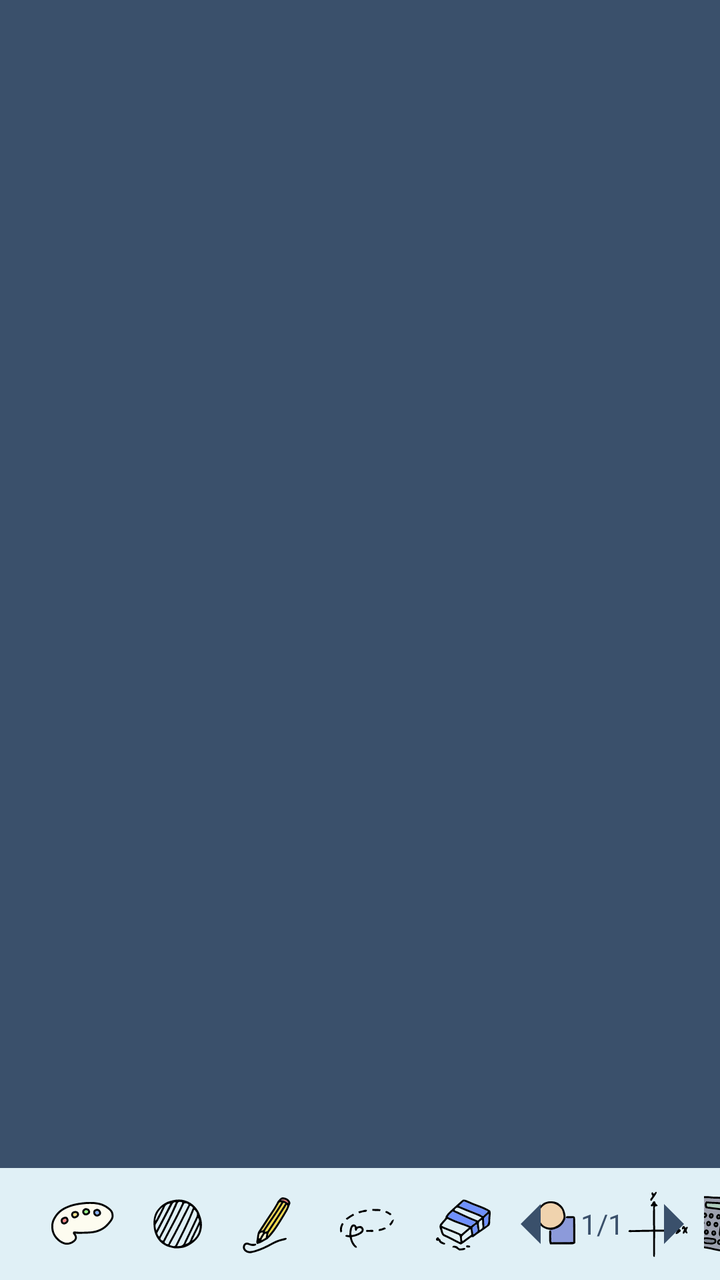
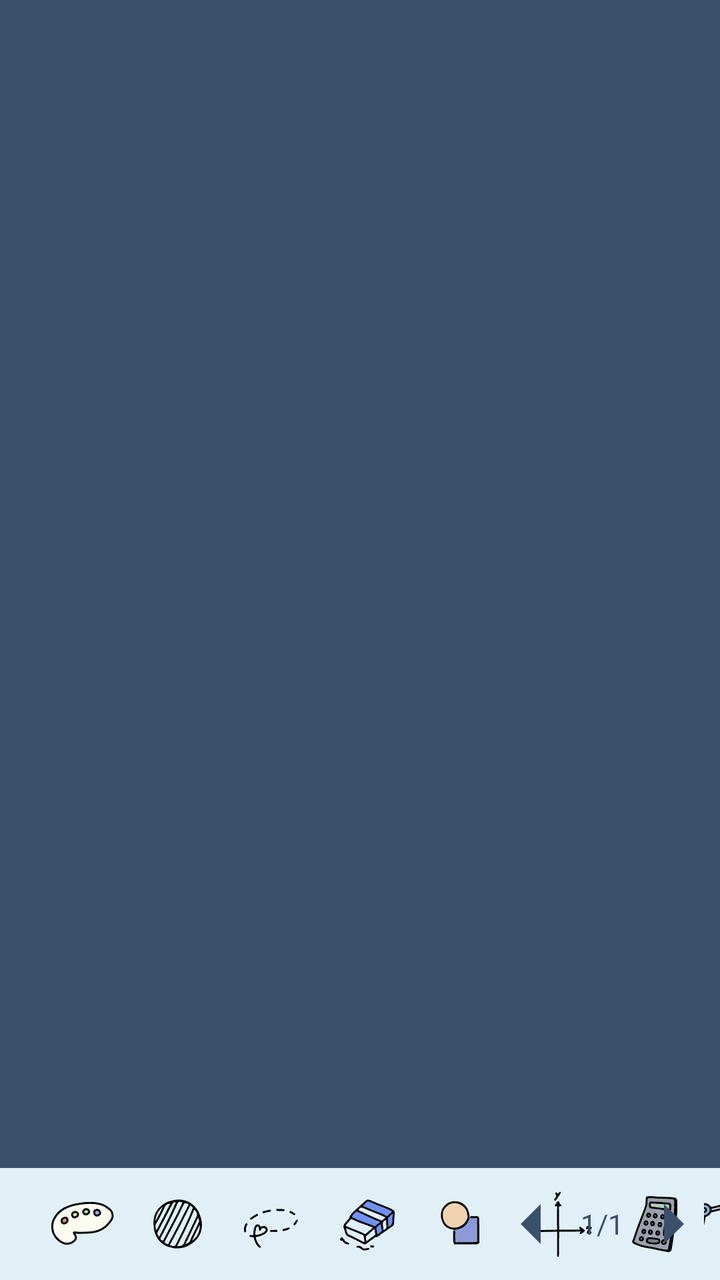

Two renders of the same Android screen: before a commit and after it. Below are the layout's source before the change and the commit's diff.
<!-- AndroidManifest.xml: application theme Theme.Whiteboard -->
<!-- res/layout/activity_main.xml -->
<?xml version="1.0" encoding="utf-8"?>
<LinearLayout xmlns:android="http://schemas.android.com/apk/res/android"
    xmlns:app="http://schemas.android.com/apk/res-auto"
    android:orientation="vertical"
    android:layout_width="match_parent"
    android:layout_height="match_parent">

    
    <androidx.constraintlayout.widget.ConstraintLayout
        android:id="@+id/workspace_row"
        android:layout_width="match_parent"
        android:layout_height="0dp"
        android:layout_weight="1"
        android:background="#3A506B"
        xmlns:app="http://schemas.android.com/apk/res-auto">

        
        <FrameLayout
            android:id="@+id/drawing_container"
            android:layout_width="0dp"
            android:layout_height="0dp"
            android:background="@android:color/transparent"
            app:layout_constraintTop_toTopOf="parent"
            app:layout_constraintBottom_toBottomOf="parent"
            app:layout_constraintStart_toStartOf="parent"
            app:layout_constraintEnd_toStartOf="@+id/desmos_card"
            app:layout_constraintHorizontal_weight="1" />

        
        <androidx.cardview.widget.CardView
            android:id="@+id/desmos_card"
            android:layout_width="0dp"
            android:layout_height="0dp"
            android:visibility="gone"
            app:cardCornerRadius="20dp"
            app:cardUseCompatPadding="true"
            app:cardElevation="8dp"
            app:layout_constraintTop_toTopOf="parent"
            app:layout_constraintBottom_toBottomOf="@id/drawing_container"
            app:layout_constraintStart_toEndOf="@id/drawing_container"
            app:layout_constraintEnd_toEndOf="parent"
            app:layout_constraintHorizontal_weight="1"
            app:layout_constraintDimensionRatio="W,1:1">

            <WebView
                android:id="@+id/desmos_webview"
                android:layout_width="match_parent"
                android:layout_height="match_parent"
                android:background="@android:color/transparent" />
        </androidx.cardview.widget.CardView>
    </androidx.constraintlayout.widget.ConstraintLayout>

    
    <androidx.appcompat.widget.Toolbar
        android:id="@+id/toolbar"
        android:layout_width="match_parent"
        android:layout_height="?attr/actionBarSize"
        android:background="#E0F0F6"
        android:theme="@style/ThemeOverlay.AppCompat.Light">

        <RelativeLayout
            android:layout_width="match_parent"
            android:layout_height="match_parent">
            
            <LinearLayout
                android:id="@+id/toolbar_center_group"
                android:layout_width="wrap_content"
                android:layout_height="match_parent"
                android:gravity="center"
                android:orientation="horizontal"
                android:layout_centerInParent="true">

                <ImageButton
                    android:id="@+id/btn_color"
                    android:layout_width="wrap_content"
                    android:layout_height="wrap_content"
                    android:src="@drawable/ic_color"
                    android:background="?attr/selectableItemBackgroundBorderless"
                    android:contentDescription="@string/ic_palette"
                    />

                <ImageButton
                    android:id="@+id/btn_stroke_width"
                    android:layout_width="wrap_content"
                    android:layout_height="wrap_content"
                    android:src="@drawable/ic_stroke_width"
                    android:background="?attr/selectableItemBackgroundBorderless"
                    />

                <ImageButton
                    android:id="@+id/btn_draw"
                    android:layout_width="wrap_content"
                    android:layout_height="wrap_content"
                    android:src="@drawable/ic_draw"
                    android:background="?attr/selectableItemBackgroundBorderless"
                    android:contentDescription="@string/draw"
                     />

                <ImageButton
                    android:id="@+id/btn_select"
                    android:layout_width="wrap_content"
                    android:layout_height="wrap_content"
                    android:src="@drawable/ic_select"
                    android:background="?attr/selectableItemBackgroundBorderless"
                    android:contentDescription="@string/select"
                    />

                <ImageButton
                    android:id="@+id/btn_delete"
                    android:layout_width="wrap_content"
                    android:layout_height="wrap_content"
                    android:src="@drawable/ic_delete"
                    android:background="?attr/selectableItemBackgroundBorderless"
                    android:contentDescription="@string/delete_selected"
                    />

                <ImageButton
                    android:id="@+id/btn_shape"
                    android:layout_width="wrap_content"
                    android:layout_height="wrap_content"
                    android:src="@drawable/ic_shape"
                    android:background="?attr/selectableItemBackgroundBorderless"
                    android:contentDescription="@string/shape"
                    />

                <ImageButton
                    android:id="@+id/btn_desmos"
                    android:layout_width="wrap_content"
                    android:layout_height="wrap_content"
                    android:src="@drawable/ic_desmos"
                    android:background="?attr/selectableItemBackgroundBorderless"
                    android:contentDescription="@string/desmos"
                    />

                <ImageButton
                    android:id="@+id/btn_math"
                    android:layout_width="wrap_content"
                    android:layout_height="wrap_content"
                    android:src="@drawable/ic_math"
                    android:background="?attr/selectableItemBackgroundBorderless"
                    android:contentDescription="@string/desmos"
                    />

                <ImageButton
                    android:id="@+id/btn_send"
                    android:layout_width="wrap_content"
                    android:layout_height="wrap_content"
                    android:src="@drawable/ic_send"
                    android:background="?attr/selectableItemBackgroundBorderless"
                    android:contentDescription="@string/desmos"
                    />

                <ImageButton
                    android:id="@+id/btn_undo"
                    android:layout_width="wrap_content"
                    android:layout_height="wrap_content"
                    android:src="@drawable/ic_undo"
                    android:background="?attr/selectableItemBackgroundBorderless"
                    android:contentDescription="@string/desmos"
                    />

                <ImageButton
                    android:id="@+id/btn_redo"
                    android:layout_width="wrap_content"
                    android:layout_height="wrap_content"
                    android:src="@drawable/ic_redo"
                    android:background="?attr/selectableItemBackgroundBorderless"
                    android:contentDescription="@string/desmos"
                    />
            </LinearLayout>

            
            <LinearLayout
                android:layout_width="wrap_content"
                android:layout_height="match_parent"
                android:orientation="horizontal"
                android:gravity="center_vertical"
                android:layout_alignParentEnd="true"
                android:layout_centerVertical="true">

                <ImageButton
                    android:id="@+id/btn_prev_page"
                    android:layout_width="wrap_content"
                    android:layout_height="wrap_content"
                    android:src="@drawable/ic_arrow_left"
                    android:background="?attr/selectableItemBackgroundBorderless"
                    android:contentDescription="@string/previous_page"
                    />

                <TextView
                    android:id="@+id/tv_page_number"
                    android:layout_width="wrap_content"
                    android:layout_height="wrap_content"
                    android:text="1/1"
                    android:textColor="#3A506B"
                    />

                <ImageButton
                    android:id="@+id/btn_next_page"
                    android:layout_width="wrap_content"
                    android:layout_height="wrap_content"
                    android:src="@drawable/ic_arrow_right"
                    android:background="?attr/selectableItemBackgroundBorderless"
                    android:contentDescription="@string/next_page"
                    />
            </LinearLayout>

        </RelativeLayout>
    </androidx.appcompat.widget.Toolbar>

</LinearLayout>
<!-- resources referenced by this layout -->
<resources>
  <!-- drawable ic_arrow_left (drawable) -->
  <?xml version="1.0" encoding="utf-8"?>
  <vector xmlns:android="http://schemas.android.com/apk/res/android"
      android:width="48dp"
      android:height="48dp"
      android:viewportWidth="960"
      android:viewportHeight="960">
      <path
          android:pathData="M560,680 L360,480l200,-200v400Z"
          android:fillColor="#3A506B"/>
  </vector>
  <!-- drawable ic_arrow_right (drawable) -->
  <vector xmlns:android="http://schemas.android.com/apk/res/android" android:height="48dp" android:viewportHeight="960" android:viewportWidth="960" android:width="48dp">
        
      <path android:fillColor="#3A506B" android:pathData="M400,680v-400l200,200 -200,200Z"/>
      
  </vector>
  <!-- drawable ic_color: vector/xml drawable (drawable, 22868 chars, omitted) -->
  <!-- drawable ic_delete: vector/xml drawable (drawable, 18553 chars, omitted) -->
  <!-- drawable ic_desmos: vector/xml drawable (drawable, 6209 chars, omitted) -->
  <!-- drawable ic_draw: vector/xml drawable (drawable, 8120 chars, omitted) -->
  <!-- drawable ic_math: vector/xml drawable (drawable, 46912 chars, omitted) -->
  <!-- drawable ic_redo: vector/xml drawable (drawable, 10288 chars, omitted) -->
  <!-- drawable ic_select: vector/xml drawable (drawable, 5344 chars, omitted) -->
  <!-- drawable ic_send: vector/xml drawable (drawable, 20490 chars, omitted) -->
  <!-- drawable ic_shape: vector/xml drawable (drawable, 12032 chars, omitted) -->
  <!-- drawable ic_stroke_width: vector/xml drawable (drawable, 4829 chars, omitted) -->
  <!-- drawable ic_undo: vector/xml drawable (drawable, 10255 chars, omitted) -->
  <string name="delete_selected">Delete Selected</string>
  <string name="desmos" />
  <string name="draw">Draw</string>
  <string name="ic_palette" />
  <string name="next_page" />
  <string name="previous_page">Previous Page</string>
  <string name="select">Select</string>
  <string name="shape" />
  <style name="Theme.Whiteboard" parent="Theme.AppCompat.Light.NoActionBar">
          <item name="android:textColorSecondary">#000000</item> 
      </style>
</resources>

<!-- the commit's change to res/layout/activity_main.xml (unified diff, before → after) -->
@@ -91,8 +91,7 @@
                     android:id="@+id/btn_draw"
                     android:layout_width="wrap_content"
                     android:layout_height="wrap_content"
-                    android:src="@drawable/ic_draw"
-                    android:background="?attr/selectableItemBackgroundBorderless"
+                    android:background="@drawable/btn_tool_background"
                     android:contentDescription="@string/draw"
                      />
 
@@ -101,7 +100,7 @@
                     android:layout_width="wrap_content"
                     android:layout_height="wrap_content"
                     android:src="@drawable/ic_select"
-                    android:background="?attr/selectableItemBackgroundBorderless"
+                    android:background="@drawable/btn_tool_background"
                     android:contentDescription="@string/select"
                     />
 
@@ -110,7 +109,7 @@
                     android:layout_width="wrap_content"
                     android:layout_height="wrap_content"
                     android:src="@drawable/ic_delete"
-                    android:background="?attr/selectableItemBackgroundBorderless"
+                    android:background="@drawable/btn_tool_background"
                     android:contentDescription="@string/delete_selected"
                     />
 
@@ -119,7 +118,7 @@
                     android:layout_width="wrap_content"
                     android:layout_height="wrap_content"
                     android:src="@drawable/ic_shape"
-                    android:background="?attr/selectableItemBackgroundBorderless"
+                    android:background="@drawable/btn_tool_background"
                     android:contentDescription="@string/shape"
                     />
 
@@ -137,7 +136,7 @@
                     android:layout_width="wrap_content"
                     android:layout_height="wrap_content"
                     android:src="@drawable/ic_math"
-                    android:background="?attr/selectableItemBackgroundBorderless"
+                    android:background="@drawable/btn_tool_background"
                     android:contentDescription="@string/desmos"
                     />
 
@@ -146,7 +145,7 @@
                     android:layout_width="wrap_content"
                     android:layout_height="wrap_content"
                     android:src="@drawable/ic_send"
-                    android:background="?attr/selectableItemBackgroundBorderless"
+                    android:background="@drawable/btn_tool_background"
                     android:contentDescription="@string/desmos"
                     />
 
<!-- resource entries referenced after the edit -->
@@ -1,5 +1,33 @@
 <!-- resources referenced by this layout -->
 <resources>
+  <!-- drawable btn_tool_background (drawable) -->
+  <?xml version="1.0" encoding="utf-8"?>
+  <selector xmlns:android="http://schemas.android.com/apk/res/android">
+      <item android:state_selected="true">
+          <layer-list>
+  
+              <item android:top="2.5dp" android:left="2.5dp" android:right="2.5dp" android:bottom="2.5dp">
+                  <shape android:shape="rectangle">
+                      <corners android:radius="11dp" />
+                      <solid android:color="#1A000000" />
+                  </shape>
+              </item>
+  
+              <item android:top="5dp" android:left="5dp" android:right="5dp" android:bottom="5dp">
+                  <shape android:shape="rectangle">
+                      <corners android:radius="10dp" />
+                      <solid android:color="#D8EBF2" />
+                  </shape>
+              </item>
+          </layer-list>
+      </item>
+  
+      <item android:state_selected="false">
+          <shape android:shape="rectangle">
+              <solid android:color="@android:color/transparent" />
+          </shape>
+      </item>
+  </selector>
   <!-- drawable ic_arrow_left (drawable) -->
   <?xml version="1.0" encoding="utf-8"?>
   <vector xmlns:android="http://schemas.android.com/apk/res/android"
@@ -20,7 +48,6 @@
   <!-- drawable ic_color: vector/xml drawable (drawable, 22868 chars, omitted) -->
   <!-- drawable ic_delete: vector/xml drawable (drawable, 18553 chars, omitted) -->
   <!-- drawable ic_desmos: vector/xml drawable (drawable, 6209 chars, omitted) -->
-  <!-- drawable ic_draw: vector/xml drawable (drawable, 8120 chars, omitted) -->
   <!-- drawable ic_math: vector/xml drawable (drawable, 46912 chars, omitted) -->
   <!-- drawable ic_redo: vector/xml drawable (drawable, 10288 chars, omitted) -->
   <!-- drawable ic_select: vector/xml drawable (drawable, 5344 chars, omitted) -->
